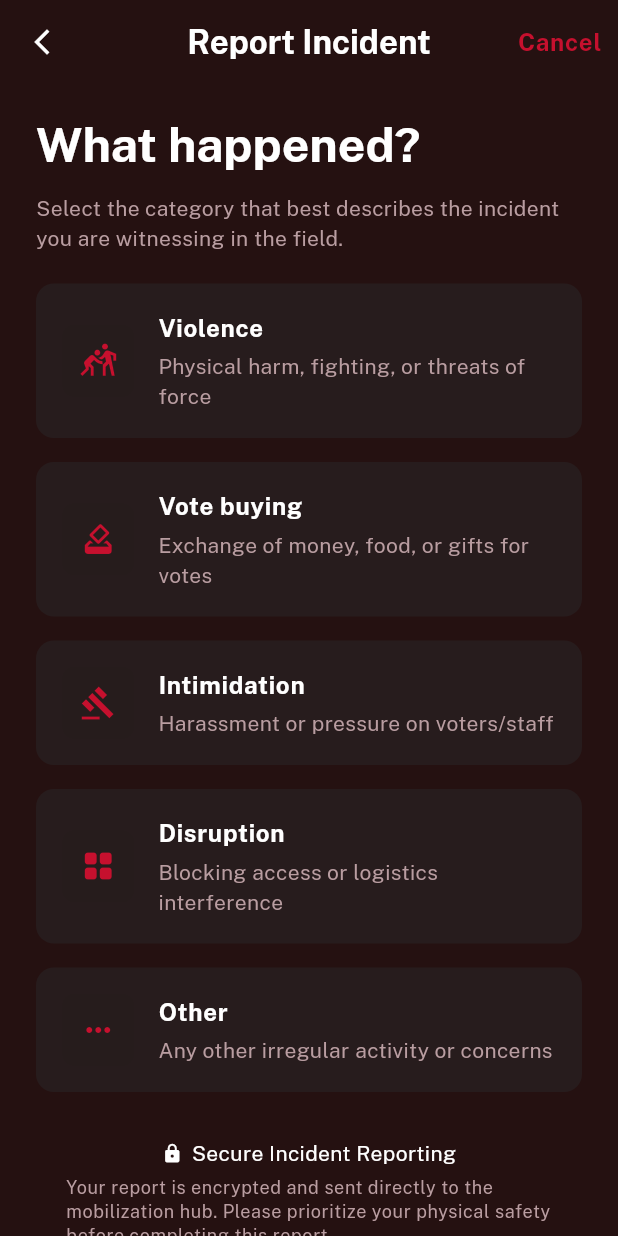
After one commit to Abdul-Hanan38/Eagle_Badger, a Flutter app: the ReportIncidentScreen screen opened by its route, on a phone screen of 412 x 824 dp. The commit adds this screen. Run offline on Flutter 3.47's test engine with Material 3 defaults, Android fonts, the phone set to English and light mode, and no system bars; our stand-ins replace camera, flutter_native_splash, google_fonts, mask_text_input_formatter, material_symbols_icons, pinput; statements that could not run were skipped.

Commit message:
ReportIncident_Added

```diff
--- a/lib/main.dart
+++ b/lib/main.dart
@@ -1,3 +1,4 @@
+import 'package:eagle_badger/screens/report/report_incident.dart';
 import 'package:eagle_badger/screens/report/review_checkin.dart';
 import 'package:eagle_badger/screens/tally/activity_flow.dart';
 import 'package:eagle_badger/screens/contact/bloc_details.dart';
@@ -56,6 +57,7 @@ class MyApp extends StatelessWidget {
         '/blocDetails': (context) => const BlocDetailsScreen(),
         '/engagementMemo': (context) => const EngagementMemoScreen(),
         '/reviewCheckIn': (context) => const ReviewCheckInScreen(),
+        '/reportIncident': (context) => const ReportIncidentScreen(),
       },
     );
   }
--- a/lib/screens/fieldWork/field_work_menu.dart
+++ b/lib/screens/fieldWork/field_work_menu.dart
@@ -124,7 +124,8 @@ class FieldWorkMenuScreen extends StatelessWidget {
                     icon: Symbols.accessibility_new,
                     backgroundColor: Color(0xFF4E5441),
                     actions: {
-                      "REPORT": () => Navigator.pushNamed(context, '/report'),
+                      "REPORT": () =>
+                          Navigator.pushNamed(context, '/reportIncident'),
                     },
                   ),
                   FieldMenuCard(
--- /dev/null
+++ b/lib/screens/report/report_incident.dart
@@ -0,0 +1,190 @@
+import 'package:flutter/material.dart';
+
+class ReportIncidentScreen extends StatefulWidget {
+  const ReportIncidentScreen({super.key});
+
+  @override
+  State<ReportIncidentScreen> createState() => _ReportIncidentScreenState();
+}
+
+class _ReportIncidentScreenState extends State<ReportIncidentScreen> {
+  String? _selectedCategory;
+
+  @override
+  Widget build(BuildContext context) {
+    return Scaffold(
+      backgroundColor: Theme.of(context).colorScheme.surface,
+      appBar: AppBar(
+        backgroundColor: Colors.transparent,
+        surfaceTintColor: Colors.transparent,
+        elevation: 0,
+        leading: IconButton(
+          icon: const Icon(
+            Icons.arrow_back_ios_new,
+            color: Colors.white,
+            size: 20,
+          ),
+          onPressed: () => Navigator.pop(context),
+        ),
+        title: const Text(
+          "Report Incident",
+          style: TextStyle(
+            color: Colors.white,
+            fontSize: 22,
+            fontWeight: FontWeight.bold,
+          ),
+        ),
+        centerTitle: true,
+        actions: [
+          TextButton(
+            onPressed: () => Navigator.pop(context),
+            child: Text(
+              "Cancel",
+              style: Theme.of(context).textTheme.bodyLarge!.copyWith(
+                color: Theme.of(context).colorScheme.primary,
+              ),
+            ),
+          ),
+        ],
+      ),
+      body: Column(
+        children: [
+          const SizedBox(height: 20),
+          Expanded(
+            child: ListView(
+              padding: const EdgeInsets.symmetric(horizontal: 24),
+              children: [
+                Text(
+                  "What happened?",
+                  style: Theme.of(context).textTheme.titleLarge,
+                ),
+                const SizedBox(height: 12),
+                Text(
+                  "Select the category that best describes the incident you are witnessing in the field.",
+                  style: Theme.of(context).textTheme.bodyMedium!.copyWith(
+                    color: Theme.of(context).colorScheme.onPrimary,
+                  ),
+                ),
+                const SizedBox(height: 20),
+
+                _buildIncidentTile(
+                  "Violence",
+                  "Physical harm, fighting, or threats of force",
+                  Icons.sports_kabaddi,
+                ),
+                _buildIncidentTile(
+                  "Vote buying",
+                  "Exchange of money, food, or gifts for votes",
+                  Icons.how_to_vote,
+                ),
+                _buildIncidentTile(
+                  "Intimidation",
+                  "Harassment or pressure on voters/staff",
+                  Icons.gavel,
+                ),
+                _buildIncidentTile(
+                  "Disruption",
+                  "Blocking access or logistics interference",
+                  Icons.grid_view_rounded,
+                ),
+                _buildIncidentTile(
+                  "Other",
+                  "Any other irregular activity or concerns",
+                  Icons.more_horiz,
+                ),
+
+                const SizedBox(height: 15),
+                _buildSecurityFooter(),
+                const SizedBox(height: 20),
+              ],
+            ),
+          ),
+        ],
+      ),
+    );
+  }
+
+  Widget _buildIncidentTile(String title, String subtitle, IconData icon) {
+    bool isSelected = _selectedCategory == title;
+
+    return GestureDetector(
+      onTap: () => setState(() => _selectedCategory = title),
+      child: AnimatedContainer(
+        duration: const Duration(milliseconds: 200),
+        margin: const EdgeInsets.only(bottom: 16),
+        padding: const EdgeInsets.all(16),
+        decoration: BoxDecoration(
+          color: Theme.of(context).colorScheme.onSecondaryFixed,
+          borderRadius: BorderRadius.circular(12),
+          border: Border.all(
+            color: isSelected ? const Color(0xFFC6102E) : Colors.transparent,
+            width: 1.5,
+          ),
+        ),
+        child: Row(
+          children: [
+            Container(
+              padding: const EdgeInsets.all(12),
+              decoration: BoxDecoration(
+                color: const Color(0xFF261C1C),
+                borderRadius: BorderRadius.circular(8),
+              ),
+              child: Icon(icon, color: const Color(0xFFC6102E), size: 24),
+            ),
+            const SizedBox(width: 16),
+            Expanded(
+              child: Column(
+                crossAxisAlignment: CrossAxisAlignment.start,
+                children: [
+                  Text(title, style: Theme.of(context).textTheme.bodyLarge),
+                  const SizedBox(height: 4),
+                  Text(
+                    subtitle,
+                    style: Theme.of(context).textTheme.bodyMedium!.copyWith(
+                      color: Theme.of(context).colorScheme.onPrimary,
+                    ),
+                  ),
+                ],
+              ),
+            ),
+          ],
+        ),
+      ),
+    );
+  }
+
+  Widget _buildSecurityFooter() {
+    return Column(
+      children: [
+        Row(
+          mainAxisAlignment: MainAxisAlignment.center,
+          children: [
+            Icon(
+              Icons.lock,
+              color: Theme.of(context).colorScheme.onSurface,
+              size: 14,
+            ),
+            SizedBox(width: 6),
+            Text(
+              "Secure Incident Reporting",
+              style: Theme.of(context).textTheme.bodyMedium!.copyWith(
+                color: Theme.of(context).colorScheme.onSurface,
+              ),
+            ),
+          ],
+        ),
+        const SizedBox(height: 5),
+        Padding(
+          padding: EdgeInsets.symmetric(horizontal: 20),
+          child: Text(
+            "Your report is encrypted and sent directly to the mobilization hub. Please prioritize your physical safety before completing this report.",
+            textAlign: TextAlign.left,
+            style: Theme.of(context).textTheme.bodySmall!.copyWith(
+              color: Theme.of(context).colorScheme.onPrimary,
+            ),
+          ),
+        ),
+      ],
+    );
+  }
+}
```
